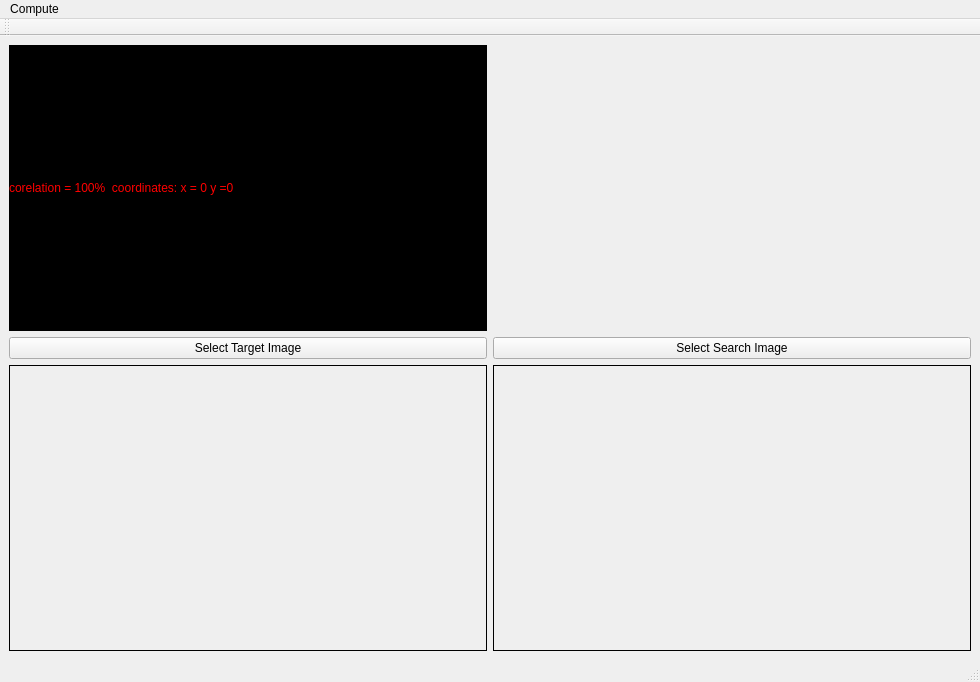
Old version of the form UsefulClicker/mainwindow.ui in the repository Kvazikot/UsefulMacro.
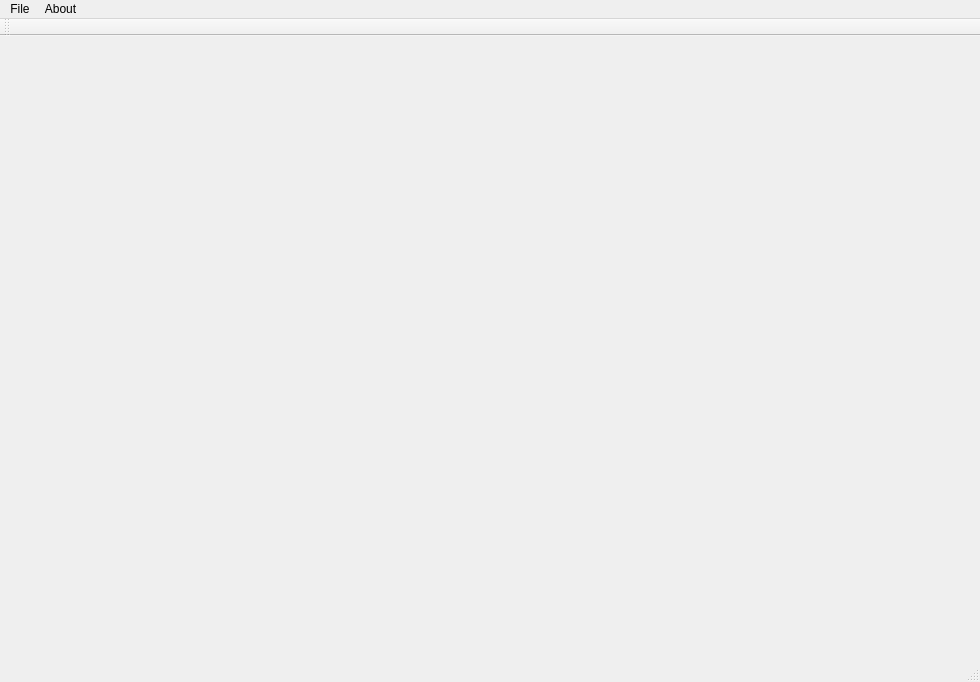
New version of the form. Icons and pictures are not drawn.

Commit message: added copyright and about box

What changed in the file:
```diff
--- a/UsefulClicker/mainwindow.ui
+++ b/UsefulClicker/mainwindow.ui
@@ -14,73 +14,19 @@
    <string>MainWindow</string>
   </property>
   <widget class="QWidget" name="centralwidget">
-   <layout class="QGridLayout" name="gridLayout">
-    <item row="0" column="0">
-     <widget class="QLabel" name="label">
-      <property name="styleSheet">
-       <string notr="true">color: rgb(255, 0, 0);
-font: 12pt &quot;Segoe UI&quot;;
-background-color: rgb(0, 0, 0);
-</string>
-      </property>
-      <property name="text">
-       <string>corelation = 100%  coordinates: x = 0 y =0</string>
-      </property>
-     </widget>
-    </item>
-    <item row="1" column="0">
-     <widget class="QPushButton" name="selectTargetImageButton">
-      <property name="text">
-       <string>Select Target Image</string>
-      </property>
-     </widget>
-    </item>
-    <item row="1" column="1">
-     <widget class="QPushButton" name="selectSearchImageButton">
-      <property name="text">
-       <string>Select Search Image</string>
-      </property>
-     </widget>
-    </item>
-    <item row="2" column="0">
-     <widget class="QLabel" name="label_2">
-      <property name="frameShape">
-       <enum>QFrame::Panel</enum>
-      </property>
-      <property name="text">
-       <string/>
-      </property>
-      <property name="pixmap">
-       <pixmap>../../../../Images to Search On Screen/Picture to Find 1 at 2 21 2022 2 24 53 PM.bmp</pixmap>
-      </property>
-      <property name="scaledContents">
-       <bool>true</bool>
-      </property>
-      <property name="alignment">
-       <set>Qt::AlignCenter</set>
-      </property>
-     </widget>
-    </item>
-    <item row="2" column="1">
-     <widget class="QLabel" name="label_3">
-      <property name="styleSheet">
-       <string notr="true"/>
-      </property>
-      <property name="frameShape">
-       <enum>QFrame::Panel</enum>
-      </property>
-      <property name="text">
-       <string/>
-      </property>
-      <property name="pixmap">
-       <pixmap>../../../../Images to Search On Screen/search_area.bmp</pixmap>
-      </property>
-      <property name="scaledContents">
-       <bool>true</bool>
-      </property>
-     </widget>
-    </item>
-   </layout>
+   <layout class="QGridLayout" name="gridLayout"/>
+  </widget>
+  <widget class="QStatusBar" name="statusbar"/>
+  <widget class="QToolBar" name="toolBar">
+   <property name="windowTitle">
+    <string>toolBar</string>
+   </property>
+   <attribute name="toolBarArea">
+    <enum>TopToolBarArea</enum>
+   </attribute>
+   <attribute name="toolBarBreak">
+    <bool>false</bool>
+   </attribute>
   </widget>
   <widget class="QMenuBar" name="menubar">
    <property name="geometry">
@@ -93,23 +39,22 @@
    </property>
    <widget class="QMenu" name="menuCompute">
     <property name="title">
-     <string>Compute</string>
+     <string>File</string>
     </property>
-    <addaction name="actionDiscrete_Correlation"/>
+    <addaction name="actionFile"/>
+    <addaction name="actionOpen"/>
+    <addaction name="actionSave"/>
+    <addaction name="actionSave_As"/>
+   </widget>
+   <widget class="QMenu" name="menuAbout">
+    <property name="title">
+     <string>About</string>
+    </property>
+    <addaction name="separator"/>
+    <addaction name="actionAbout"/>
    </widget>
    <addaction name="menuCompute"/>
-  </widget>
-  <widget class="QStatusBar" name="statusbar"/>
-  <widget class="QToolBar" name="toolBar">
-   <property name="windowTitle">
-    <string>toolBar</string>
-   </property>
-   <attribute name="toolBarArea">
-    <enum>TopToolBarArea</enum>
-   </attribute>
-   <attribute name="toolBarBreak">
-    <bool>false</bool>
-   </attribute>
+   <addaction name="menuAbout"/>
   </widget>
   <action name="actionDiscrete_Correlation">
    <property name="text">
```
Left out of the diff: 44 changed lines with no effect on the pictures. The commit also changes 22 other files.
